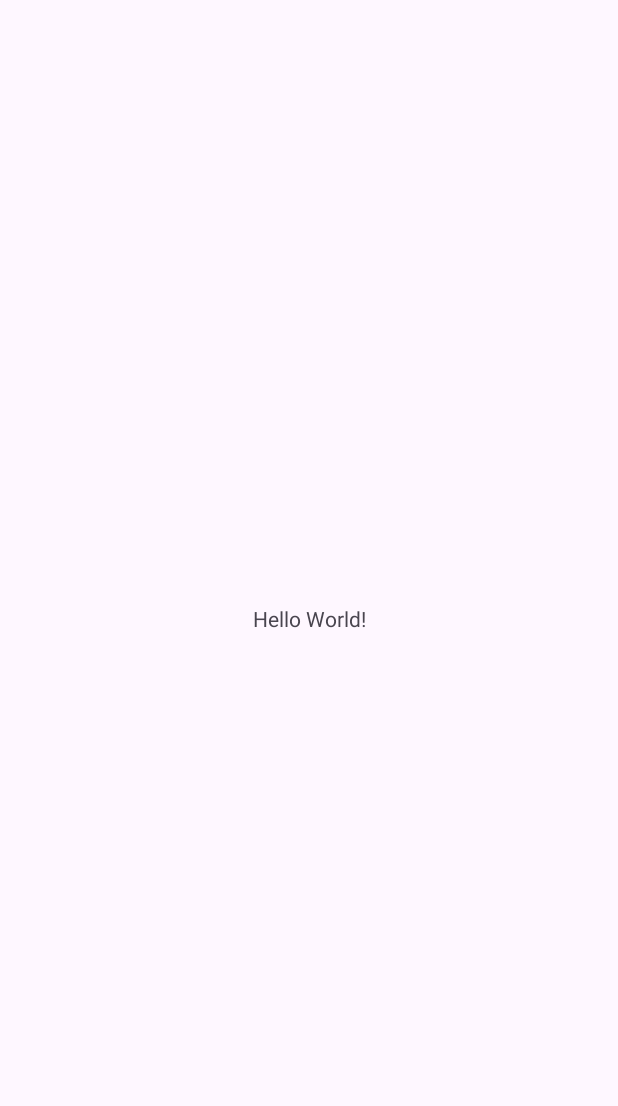
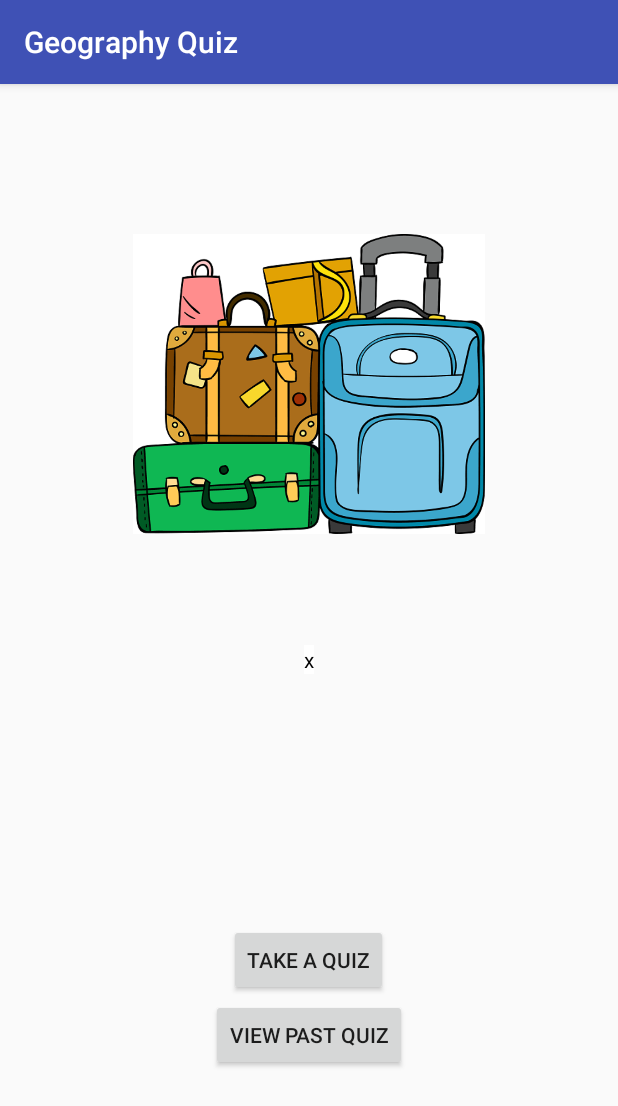
Before and after one commit to Kamal-M-Ali/CSCI-6060-Project-4, an Android app: the screen it shows after launch (MainActivity before the commit, SplashActivity after it), on a phone screen of 412 x 824 dp. Before the commit the part shown is almost empty. Shown: the top 1106 px of the screen. Run offline under Robolectric (Android 15) with nearby library versions, the phone set to English and light mode, and no system bars.

Commit message:
A lot of placeholders I will update. Past quiz button not implemented. Swiping not implemented.

```diff
--- /dev/null
+++ b/app/src/main/java/edu/uga/cs/geographyquiz/SplashActivity.java
@@ -0,0 +1,77 @@
+package edu.uga.cs.geographyquiz;
+
+import androidx.appcompat.app.ActionBar;
+import androidx.appcompat.app.AppCompatActivity;
+import androidx.fragment.app.FragmentTransaction;
+
+import android.content.Intent;
+import android.content.res.Resources;
+import android.os.Bundle;
+import android.view.View;
+import android.widget.Button;
+import android.widget.TextView;
+import android.widget.Toast;
+
+import java.io.BufferedReader;
+import java.io.ByteArrayOutputStream;
+import java.io.FileInputStream;
+import java.io.IOException;
+import java.io.InputStream;
+import java.io.InputStreamReader;
+
+public class SplashActivity extends AppCompatActivity {
+
+    private Button splashButton;
+
+    @Override
+    protected void onCreate(Bundle savedInstanceState) {
+        super.onCreate(savedInstanceState);
+        setContentView(R.layout.activity_splash);
+
+        //create a toolbar
+        ActionBar ab = getSupportActionBar();
+        if (ab != null) {
+            //ab.setTitle("Push the Button!");
+            ab.setDisplayHomeAsUpEnabled(false);
+        }
+        String strInfo;
+        try {
+            Resources res = getResources();
+            InputStream in_s = res.openRawResource(R.raw.splash_text);
+            byte[] b = new byte[0];
+            ByteArrayOutputStream byteArrayOutputStream = new ByteArrayOutputStream();
+            int bytesRead;
+            byte[] buffer = new byte[1024];
+            while ((bytesRead = in_s.read(buffer)) != -1) {
+                byteArrayOutputStream.write(buffer, 0, bytesRead);
+            }
+            in_s.close();
+            strInfo = new String(byteArrayOutputStream.toByteArray(), "UTF-8");
+
+        } catch (IOException e) {
+            throw new RuntimeException(e);
+        }
+        TextView textView = findViewById((R.id.textView));
+        textView.setText( strInfo );
+
+
+
+        splashButton = findViewById(R.id.button);
+
+        /**
+         * When this button is pressed it will take the user to a new activity that will display
+         * an overview about the country indicated by the spinner
+         *
+         * @param v this view will collect intents to display in the new activity
+         */
+        splashButton.setOnClickListener(new View.OnClickListener() {
+            @Override
+            public void onClick(View v) {
+                Intent intent = new Intent(v.getContext(), MainActivity.class);
+                startActivity(intent);
+            }
+        });
+
+
+    }
+}
--- a/app/src/main/res/layout/activity_main.xml
+++ b/app/src/main/res/layout/activity_main.xml
@@ -1,18 +1,16 @@
 <?xml version="1.0" encoding="utf-8"?>
-<androidx.constraintlayout.widget.ConstraintLayout xmlns:android="http://schemas.android.com/apk/res/android"
+<FrameLayout xmlns:android="http://schemas.android.com/apk/res/android"
     xmlns:app="http://schemas.android.com/apk/res-auto"
     xmlns:tools="http://schemas.android.com/tools"
     android:layout_width="match_parent"
     android:layout_height="match_parent"
     tools:context=".MainActivity">
 
-    <TextView
-        android:layout_width="wrap_content"
-        android:layout_height="wrap_content"
-        android:text="Hello World!"
-        app:layout_constraintBottom_toBottomOf="parent"
-        app:layout_constraintEnd_toEndOf="parent"
-        app:layout_constraintStart_toStartOf="parent"
-        app:layout_constraintTop_toTopOf="parent" />
+    <androidx.fragment.app.FragmentContainerView
+        android:id="@+id/countriesList"
+        android:tag="countriesList"
+        android:layout_width="match_parent"
+        android:layout_height="match_parent"
+        class="edu.uga.cs.geographyquiz.QuizFragment" />
 
-</androidx.constraintlayout.widget.ConstraintLayout>
+</FrameLayout>
--- /dev/null
+++ b/app/src/main/res/layout/activity_splash.xml
@@ -0,0 +1,43 @@
+<?xml version="1.0" encoding="utf-8"?>
+<FrameLayout xmlns:android="http://schemas.android.com/apk/res/android"
+    xmlns:app="http://schemas.android.com/apk/res-auto"
+    xmlns:tools="http://schemas.android.com/tools"
+    android:layout_width="match_parent"
+    android:layout_height="match_parent"
+    tools:context=".SplashActivity">
+
+    <ImageView
+        android:id="@+id/imageView2"
+        android:layout_width="match_parent"
+        android:layout_height="200dp"
+        android:layout_marginTop="100dp"
+        app:srcCompat="@drawable/splash_img" />
+
+    <TextView
+        android:id="@+id/textView"
+        android:layout_width="wrap_content"
+        android:layout_height="wrap_content"
+        android:layout_gravity="center_horizontal|center_vertical"
+        android:background="#000000"
+        android:backgroundTint="#FFFFFF"
+        android:text="Click one of the buttons below"
+        android:textAlignment="center"
+        android:textColor="#000000" />
+
+    <Button
+        android:id="@+id/button"
+        android:layout_width="wrap_content"
+        android:layout_height="wrap_content"
+        android:layout_gravity="center_horizontal|center_vertical"
+        android:layout_marginTop="200dp"
+        android:text="Take A Quiz" />
+
+    <Button
+        android:id="@+id/button2"
+        android:layout_width="wrap_content"
+        android:layout_height="wrap_content"
+        android:layout_gravity="center_horizontal|center_vertical"
+        android:layout_marginTop="250dp"
+        android:text="View Past Quiz" />
+
+</FrameLayout>
--- a/app/src/main/res/values/colors.xml
+++ b/app/src/main/res/values/colors.xml
@@ -1,5 +1,6 @@
 <?xml version="1.0" encoding="utf-8"?>
 <resources>
-    <color name="black">#FF000000</color>
-    <color name="white">#FFFFFFFF</color>
+    <color name="colorPrimary">#3F51B5</color>
+    <color name="colorPrimaryDark">#303F9F</color>
+    <color name="colorAccent">#FF4081</color>
 </resources>
--- /dev/null
+++ b/app/src/main/res/values/styles.xml
@@ -0,0 +1,11 @@
+<resources>
+
+    <!-- Base application theme. -->
+    <style name="AppTheme" parent="Theme.AppCompat.Light.DarkActionBar">
+        <!-- Customize your theme here. -->
+        <item name="colorPrimary">@color/colorPrimary</item>
+        <item name="colorPrimaryDark">@color/colorPrimaryDark</item>
+        <item name="colorAccent">@color/colorAccent</item>
+    </style>
+
+</resources>
--- a/build.gradle
+++ b/build.gradle
@@ -1,4 +1,4 @@
 // Top-level build file where you can add configuration options common to all sub-projects/modules.
 plugins {
-id 'com.android.application' version '8.1.0' apply false
+id 'com.android.application' version '8.1.1' apply false
 }
```
Also changed, not shown: app/src/main/AndroidManifest.xml (+15 -5 lines), app/src/main/java/edu/uga/cs/geographyquiz/MainActivity.java (+17 -3 lines), app/src/main/java/edu/uga/cs/geographyquiz/QuizFragment.java (added, +41 -0 lines), app/src/main/res/layout/fragment_quiz.xml (added, +55 -0 lines), app/src/main/res/drawable/splash_img.png (added).
